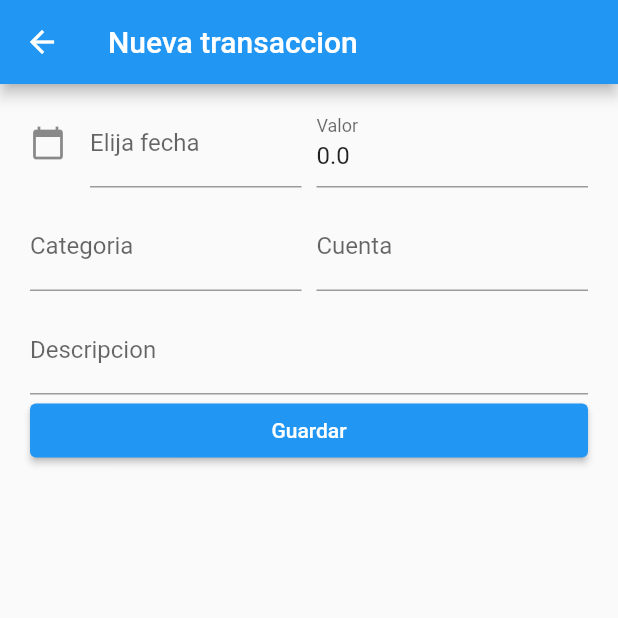
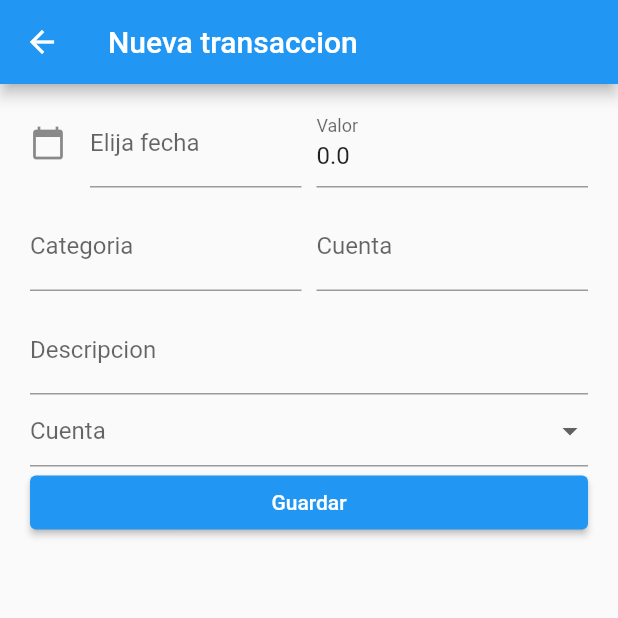
Before and after one commit to Coihue555/fl_control_gastos, a Flutter app: the MovimientosFichaScreen screen opened by its route, on a phone screen of 412 x 824 dp, the top half of it. Run offline on Flutter 3.47's test engine with Material 2 defaults, Android fonts, the phone set to English and light mode, and no system bars; our stand-ins replace bloc, flutter_bloc, sqflite; accounts and stored records are empty.

Commit message:
pequeñas cosas

```diff
--- a/lib/main.dart
+++ b/lib/main.dart
@@ -22,7 +22,7 @@ class MyApp extends StatelessWidget {
         return MaterialApp(
             debugShowCheckedModeBanner: false,
             title: 'Movimientos',
-            initialRoute: 'Home',
+            initialRoute: 'CuentasDrop',
             routes: {
               'Home'            : (_) => const HomeScreen(),
               'MovimientosFicha': (_) => MovimientosFichaScreen(),
@@ -30,6 +30,7 @@ class MyApp extends StatelessWidget {
               'CuentasFicha'    : (_) => CuentaFichaScreen(),
               'Categorias'      : (_) => const CategoriasScreen(),
               'CategoriasFicha' : (_) => CategoriasFichaScreen(),
+              'CuentasDrop'     : (_) => const CuentasDropScreen(),
             });
       }),
     );
--- a/lib/screens/movimientos_ficha_screen.dart
+++ b/lib/screens/movimientos_ficha_screen.dart
@@ -1,9 +1,10 @@
 // ignore_for_file: avoid_print
 import 'package:flutter/material.dart';
 import 'package:flutter/services.dart';
+import 'package:intl/intl.dart';
 import 'package:flutter_bloc/flutter_bloc.dart';
-import 'package:fl_control_gastos/bloc/movimientos/movimientos_bloc.dart';
-import 'package:intl/intl.dart';
+import 'package:fl_control_gastos/widgets/drop3.dart';
+import 'package:fl_control_gastos/bloc/blocs.dart';
 
 class MovimientosFichaScreen extends StatefulWidget {
   @override
@@ -141,6 +142,7 @@ class _MovimientosFichaScreenState extends State<MovimientosFichaScreen> {
                       initialValue: state.movimiento.descripcion,
                       onChanged:( value ) {spDescripcion = value; },
                     ),
+                    DropdownItem(),
 
 
 
--- a/lib/screens/screens.dart
+++ b/lib/screens/screens.dart
@@ -4,3 +4,4 @@ export 'package:fl_control_gastos/screens/movimientos_screen.dart';
 export 'package:fl_control_gastos/screens/categorias_screen.dart';
 export 'package:fl_control_gastos/screens/cuentas_screen.dart';
 export 'package:fl_control_gastos/screens/categorias_ficha_screen.dart';
+export 'package:fl_control_gastos/screens/cuentas_drop_screen.dart';
--- /dev/null
+++ b/lib/widgets/drop3.dart
@@ -0,0 +1,49 @@
+import 'package:flutter/material.dart';
+
+
+class DropdownItem extends StatefulWidget {
+  DropdownItem({Key? key}) : super(key: key);
+
+  @override
+  State<DropdownItem> createState() => DropdownItemState();
+}
+
+class DropdownItemState extends State<DropdownItem> {
+  String? selectedValue;
+  final _dropdownFormKey = GlobalKey<FormState>();
+
+  @override
+  Widget build(BuildContext context) {
+    return Form(
+        key: _dropdownFormKey,
+        child: Column(
+          mainAxisAlignment: MainAxisAlignment.center,
+          children: [
+            DropdownButtonFormField(
+                hint: const Text('Cuenta'),
+                validator: (value) => value == null ? "Elija una cuenta" : null,
+                value: selectedValue,
+                onChanged: (String? newValue) {
+                  setState(() {
+                    selectedValue = newValue!;
+                  });
+                },
+                onTap: (){
+                    if (_dropdownFormKey.currentState!.validate()) {  }
+                  },
+                items: dropdownItems
+            ),
+          ],
+        ));
+  }
+}
+
+List<DropdownMenuItem<String>> get dropdownItems{
+  List<DropdownMenuItem<String>> menuItems = const [
+    DropdownMenuItem(child: Text("USA"),value: "USA"),
+    DropdownMenuItem(child: Text("Canada"),value: "Canada"),
+    DropdownMenuItem(child: Text("Brazil"),value: "Brazil"),
+    DropdownMenuItem(child: Text("England"),value: "England"),
+  ];
+  return menuItems;
+}
```
Also changed, not shown: lib/screens/cuentas_drop_screen.dart (added, +70 -0 lines), lib/widgets/dropdown.dart (deleted, +0 -32 lines), lib/screens/cuentas_screen.dart (indentation only).
